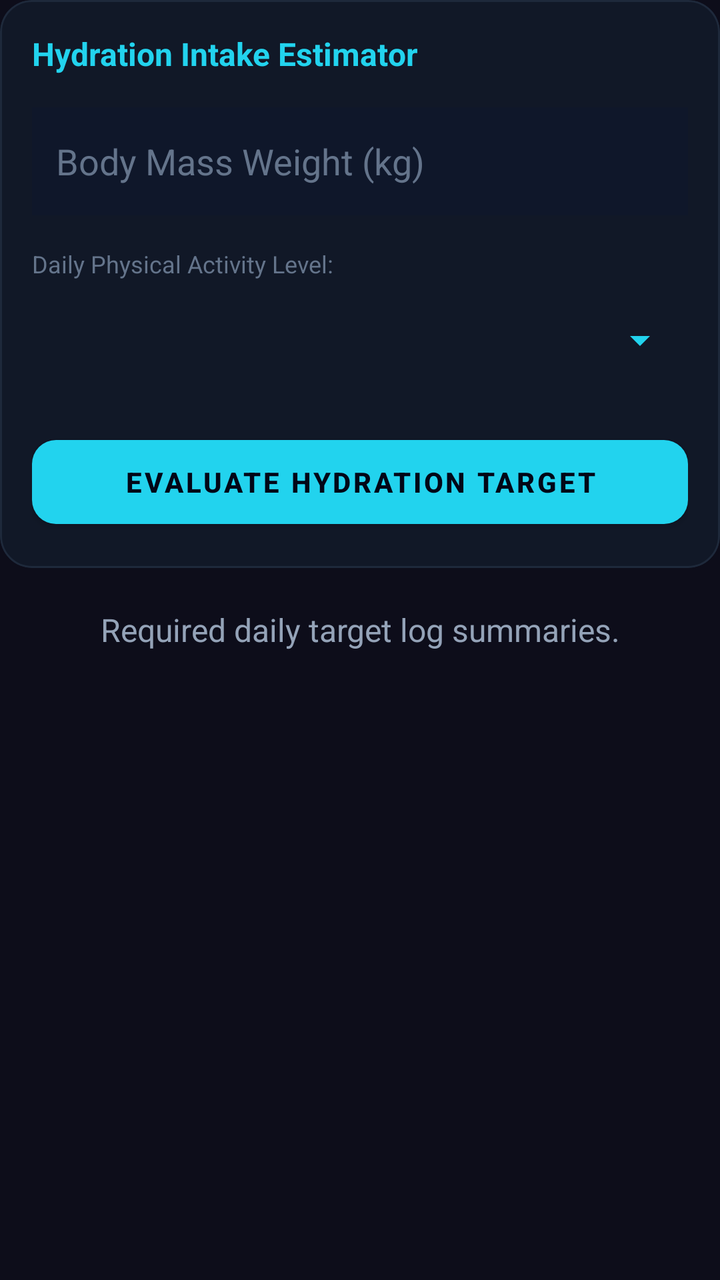
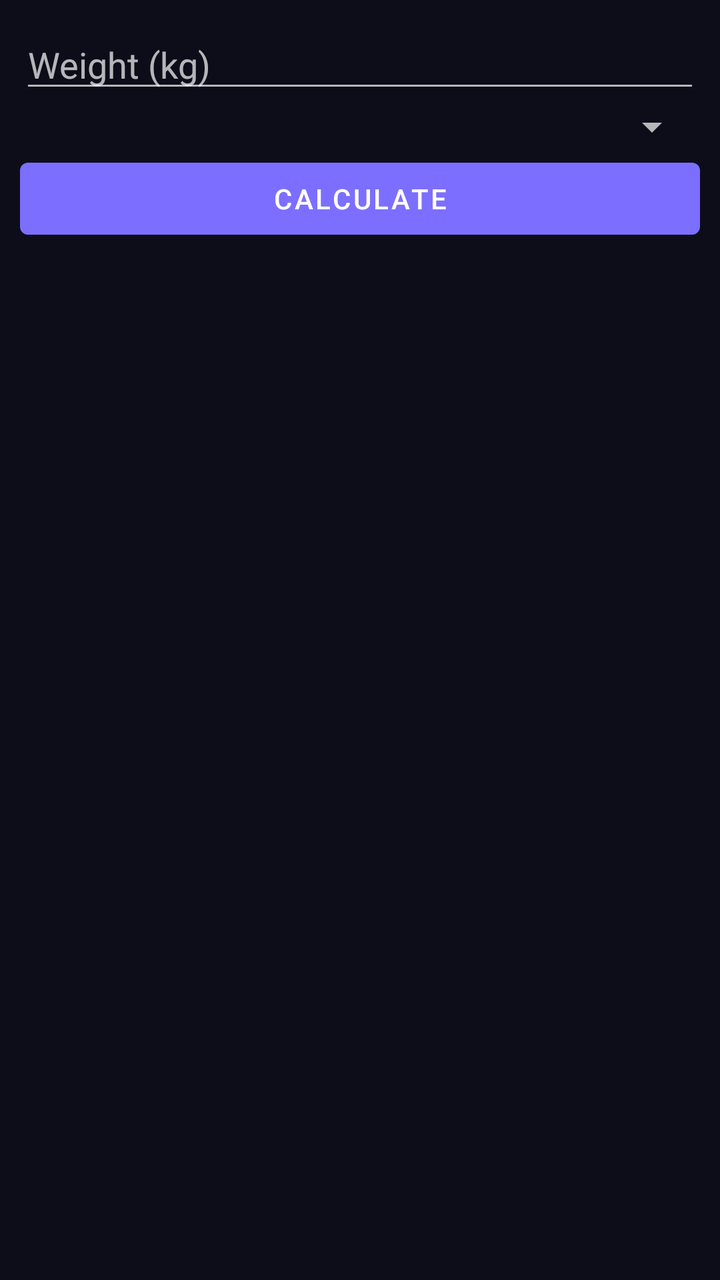

Before-and-after screenshots of an Android layout around one commit, followed by the original layout XML and the change that was made.
<!-- AndroidManifest.xml: application theme Theme.UltraCalc -->
<!-- res/layout/panel_water.xml -->
<?xml version="1.0" encoding="utf-8"?>
<LinearLayout xmlns:android="http://schemas.android.com/apk/res/android"
    xmlns:app="http://schemas.android.com/apk/res-auto"
    android:layout_width="match_parent"
    android:layout_height="match_parent"
    android:orientation="vertical">

    <com.google.android.material.card.MaterialCardView
        android:layout_width="match_parent"
        android:layout_height="wrap_content"
        app:cardBackgroundColor="#111827"
        app:cardCornerRadius="16dp"
        app:strokeWidth="1dp"
        app:strokeColor="#1E293B"
        app:cardElevation="0dp">

        <LinearLayout
            android:layout_width="match_parent"
            android:layout_height="wrap_content"
            android:orientation="vertical"
            android:padding="16dp">

            <TextView
                android:layout_width="match_parent"
                android:layout_height="wrap_content"
                android:text="Hydration Intake Estimator"
                android:textColor="#22D3EE"
                android:textSize="16sp"
                android:textStyle="bold"
                android:layout_marginBottom="16dp"/>

            <EditText
                android:id="@+id/etWeight"
                android:layout_width="match_parent"
                android:layout_height="54dp"
                android:background="#0F172A"
                android:hint="Body Mass Weight (kg)"
                android:textColorHint="#64748B"
                android:textColor="#F8FAFC"
                android:inputType="numberDecimal"
                android:padding="12dp"
                android:layout_marginBottom="16dp"/>

            <TextView
                android:layout_width="match_parent"
                android:layout_height="wrap_content"
                android:text="Daily Physical Activity Level:"
                android:textColor="#64748B"
                android:textSize="12sp"
                android:layout_marginBottom="6dp"/>

            <Spinner
                android:id="@+id/spActivity"
                android:layout_width="match_parent"
                android:layout_height="48dp"
                android:backgroundTint="#22D3EE"
                android:layout_marginBottom="20dp"/>

            <com.google.android.material.button.MaterialButton
                android:id="@+id/btnCalc"
                android:layout_width="match_parent"
                android:layout_height="54dp"
                android:text="EVALUATE HYDRATION TARGET"
                android:textColor="#020617"
                android:textStyle="bold"
                app:backgroundTint="#22D3EE"
                app:cornerRadius="12dp"/>
        </LinearLayout>
    </com.google.android.material.card.MaterialCardView>

    <TextView
        android:id="@+id/tvResult"
        android:layout_width="match_parent"
        android:layout_height="wrap_content"
        android:layout_marginTop="20dp"
        android:text="Required daily target log summaries."
        android:textColor="#94A3B8"
        android:textSize="16sp"
        android:lineSpacingExtra="6dp"
        android:gravity="center"/>
</LinearLayout>
<!-- resources referenced by this layout -->
<resources>
  <style name="Theme.UltraCalc" parent="Theme.MaterialComponents.NoActionBar">
          <item name="colorPrimary">@color/primary</item>
          <item name="colorPrimaryVariant">@color/primaryDark</item>
          <item name="colorOnPrimary">@color/white</item>
          <item name="colorSecondary">@color/accentCyan</item>
          <item name="android:windowBackground">@color/bg</item>
          <item name="android:statusBarColor">@color/bg</item>
          <item name="android:navigationBarColor">@color/bg</item>
          <item name="android:windowLightStatusBar">false</item>
      </style>
  <color name="primary">#7C6FFF</color>
  <color name="primaryDark">#5A4FCC</color>
  <color name="white">#FFFFFF</color>
  <color name="accentCyan">#00E5FF</color>
  <color name="bg">#0D0D1A</color>
</resources>

<!-- the commit's change to res/layout/panel_water.xml (unified diff, before → after) -->
@@ -1,81 +1,9 @@
 <?xml version="1.0" encoding="utf-8"?>
 <LinearLayout xmlns:android="http://schemas.android.com/apk/res/android"
-    xmlns:app="http://schemas.android.com/apk/res-auto"
-    android:layout_width="match_parent"
-    android:layout_height="match_parent"
-    android:orientation="vertical">
-
-    <com.google.android.material.card.MaterialCardView
-        android:layout_width="match_parent"
-        android:layout_height="wrap_content"
-        app:cardBackgroundColor="#111827"
-        app:cardCornerRadius="16dp"
-        app:strokeWidth="1dp"
-        app:strokeColor="#1E293B"
-        app:cardElevation="0dp">
-
-        <LinearLayout
-            android:layout_width="match_parent"
-            android:layout_height="wrap_content"
-            android:orientation="vertical"
-            android:padding="16dp">
-
-            <TextView
-                android:layout_width="match_parent"
-                android:layout_height="wrap_content"
-                android:text="Hydration Intake Estimator"
-                android:textColor="#22D3EE"
-                android:textSize="16sp"
-                android:textStyle="bold"
-                android:layout_marginBottom="16dp"/>
-
-            <EditText
-                android:id="@+id/etWeight"
-                android:layout_width="match_parent"
-                android:layout_height="54dp"
-                android:background="#0F172A"
-                android:hint="Body Mass Weight (kg)"
-                android:textColorHint="#64748B"
-                android:textColor="#F8FAFC"
-                android:inputType="numberDecimal"
-                android:padding="12dp"
-                android:layout_marginBottom="16dp"/>
-
-            <TextView
-                android:layout_width="match_parent"
-                android:layout_height="wrap_content"
-                android:text="Daily Physical Activity Level:"
-                android:textColor="#64748B"
-                android:textSize="12sp"
-                android:layout_marginBottom="6dp"/>
-
-            <Spinner
-                android:id="@+id/spActivity"
-                android:layout_width="match_parent"
-                android:layout_height="48dp"
-                android:backgroundTint="#22D3EE"
-                android:layout_marginBottom="20dp"/>
-
-            <com.google.android.material.button.MaterialButton
-                android:id="@+id/btnCalc"
-                android:layout_width="match_parent"
-                android:layout_height="54dp"
-                android:text="EVALUATE HYDRATION TARGET"
-                android:textColor="#020617"
-                android:textStyle="bold"
-                app:backgroundTint="#22D3EE"
-                app:cornerRadius="12dp"/>
-        </LinearLayout>
-    </com.google.android.material.card.MaterialCardView>
-
-    <TextView
-        android:id="@+id/tvResult"
-        android:layout_width="match_parent"
-        android:layout_height="wrap_content"
-        android:layout_marginTop="20dp"
-        android:text="Required daily target log summaries."
-        android:textColor="#94A3B8"
-        android:textSize="16sp"
-        android:lineSpacingExtra="6dp"
-        android:gravity="center"/>
+    android:layout_width="match_parent" android:layout_height="wrap_content"
+    android:orientation="vertical" android:padding="10dp">
+    <EditText android:id="@+id/etWeight" android:layout_width="match_parent" android:layout_height="wrap_content" android:hint="Weight (kg)" android:inputType="numberDecimal"/>
+    <Spinner android:id="@+id/spActivity" android:layout_width="match_parent" android:layout_height="wrap_content"/>
+    <Button android:id="@+id/btnCalc" android:layout_width="match_parent" android:layout_height="wrap_content" android:text="Calculate"/>
+    <TextView android:id="@+id/tvResult" android:layout_width="match_parent" android:layout_height="wrap_content" android:paddingTop="10dp"/>
 </LinearLayout>
